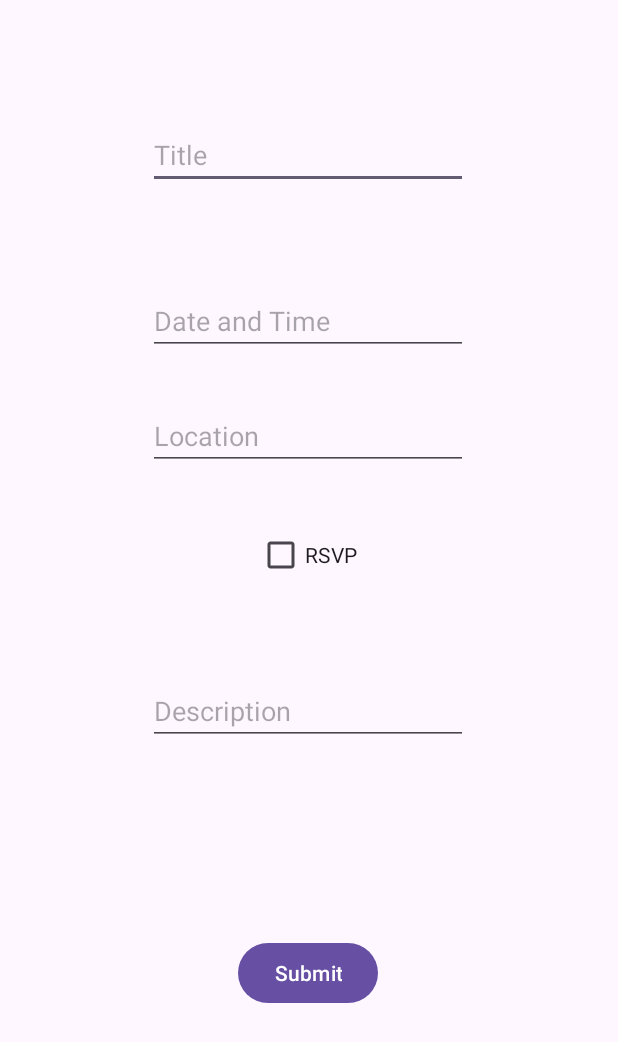
After one commit to themightygoogol/Kelowna-Hive, an Android app: the PostEvent screen opened directly, with no data from a screen before it, on a phone screen of 412 x 824 dp. The commit adds this screen. Shown: the top 1042 px of the screen. Run offline under Robolectric (Android 15) with nearby library versions, the phone set to English and light mode, and no system bars.

Commit message:
Post event added

```diff
--- a/app/src/main/AndroidManifest.xml
+++ b/app/src/main/AndroidManifest.xml
@@ -25,6 +25,7 @@
             </intent-filter>
         </activity>
         <activity android:name=".MainPageLayout" />
+        <activity android:name=".PostEvent" />
     </application>
 
 </manifest>
--- /dev/null
+++ b/app/src/main/java/com/example/kelownahiveapp/PostEvent.java
@@ -0,0 +1,97 @@
+package com.example.kelownahiveapp;
+
+import android.app.DatePickerDialog;
+import android.app.TimePickerDialog;
+import android.os.Bundle;
+import android.widget.Button;
+import android.widget.CheckBox;
+import android.widget.DatePicker;
+import android.widget.EditText;
+import android.widget.TimePicker;
+import android.widget.Toast;
+
+import androidx.activity.EdgeToEdge;
+import androidx.appcompat.app.AppCompatActivity;
+import androidx.core.graphics.Insets;
+import androidx.core.view.ViewCompat;
+import androidx.core.view.WindowInsetsCompat;
+import java.util.Calendar;
+public class PostEvent extends AppCompatActivity {
+    private EditText editTextTitle;
+    private EditText editTextDate;
+    private EditText editTextLocation;
+    private EditText editTextDescription;
+    private CheckBox checkBoxRsvp;
+    private Button buttonSubmit;
+    private int selectedYear, selectedMonth, selectedDay, selectedHour, selectedMinute;
+
+    @Override
+    protected void onCreate(Bundle savedInstanceState) {
+        super.onCreate(savedInstanceState);
+        EdgeToEdge.enable(this);
+        setContentView(R.layout.activity_post_event);
+        ViewCompat.setOnApplyWindowInsetsListener(findViewById(R.id.post_event), (v, insets) -> {
+            Insets systemBars = insets.getInsets(WindowInsetsCompat.Type.systemBars());
+            v.setPadding(systemBars.left, systemBars.top, systemBars.right, systemBars.bottom);
+            return insets;
+        });
+        editTextTitle = findViewById(R.id.editText_title);
+        editTextDate = findViewById(R.id.editText_date);
+        editTextLocation = findViewById(R.id.editText_location);
+        editTextDescription = findViewById(R.id.editText_description);
+        checkBoxRsvp = findViewById(R.id.checkBox_rsvp);
+        buttonSubmit = findViewById(R.id.button_submit);
+        editTextDate.setOnClickListener(v -> showDateTimePicker());
+
+        buttonSubmit.setOnClickListener(v -> {
+            String title = editTextTitle.getText().toString();
+            String date = editTextDate.getText().toString();
+            String location = editTextLocation.getText().toString();
+            String description = editTextDescription.getText().toString();
+            boolean isRsvp = checkBoxRsvp.isChecked();
+
+            // Display collected information (you can replace this with saving logic)
+            Toast.makeText(this, "Event: " + title +
+                            "\nDate: " + date +
+                            "\nLocation: " + location +
+                            "\nRSVP: " + (isRsvp ? "Yes" : "No") +
+                            "\nDescription: " + description,
+                    Toast.LENGTH_LONG).show();
+        });
+    }
+    private void showDateTimePicker() {
+        final Calendar calendar = Calendar.getInstance();
+
+        DatePickerDialog datePickerDialog = new DatePickerDialog(
+                this,
+                (DatePicker view, int year, int month, int dayOfMonth) -> {
+                    selectedYear = year;
+                    selectedMonth = month;
+                    selectedDay = dayOfMonth;
+
+                    TimePickerDialog timePickerDialog = new TimePickerDialog(
+                            PostEvent.this,
+                            (TimePicker timeView, int hourOfDay, int minute) -> {
+                                selectedHour = hourOfDay;
+                                selectedMinute = minute;
+
+                                String formatted = String.format("%04d-%02d-%02d %02d:%02d",
+                                        selectedYear, selectedMonth + 1, selectedDay,
+                                        selectedHour, selectedMinute);
+                                editTextDate.setText(formatted);
+
+                            },
+                            calendar.get(Calendar.HOUR_OF_DAY),
+                            calendar.get(Calendar.MINUTE),
+                            true
+                    );
+                    timePickerDialog.show();
+                },
+                calendar.get(Calendar.YEAR),
+                calendar.get(Calendar.MONTH),
+                calendar.get(Calendar.DAY_OF_MONTH)
+        );
+
+        datePickerDialog.show();
+    }
+}
--- /dev/null
+++ b/app/src/main/res/layout/activity_post_event.xml
@@ -0,0 +1,89 @@
+<?xml version="1.0" encoding="utf-8"?>
+<androidx.constraintlayout.widget.ConstraintLayout xmlns:android="http://schemas.android.com/apk/res/android"
+    xmlns:app="http://schemas.android.com/apk/res-auto"
+    xmlns:tools="http://schemas.android.com/tools"
+    android:id="@+id/post_event"
+    android:layout_width="match_parent"
+    android:layout_height="match_parent">
+
+
+    <EditText
+        android:id="@+id/editText_title"
+        android:layout_width="wrap_content"
+        android:layout_height="wrap_content"
+        android:ems="10"
+        android:hint="Title"
+        android:inputType="text"
+        app:layout_constraintBottom_toBottomOf="parent"
+        app:layout_constraintEnd_toEndOf="parent"
+        app:layout_constraintHorizontal_bias="0.497"
+        app:layout_constraintStart_toStartOf="parent"
+        app:layout_constraintTop_toTopOf="parent"
+        app:layout_constraintVertical_bias="0.104" />
+
+    <EditText
+        android:id="@+id/editText_date"
+        android:layout_width="wrap_content"
+        android:layout_height="wrap_content"
+        android:ems="10"
+        android:hint="Date and Time"
+        android:inputType="datetime"
+        app:layout_constraintBottom_toBottomOf="parent"
+        app:layout_constraintEnd_toEndOf="parent"
+        app:layout_constraintHorizontal_bias="0.497"
+        app:layout_constraintStart_toStartOf="parent"
+        app:layout_constraintTop_toTopOf="parent"
+        app:layout_constraintVertical_bias="0.246" />
+
+    <EditText
+        android:id="@+id/editText_location"
+        android:layout_width="wrap_content"
+        android:layout_height="wrap_content"
+        android:ems="10"
+        android:hint="Location"
+        android:inputType="text"
+        app:layout_constraintBottom_toBottomOf="parent"
+        app:layout_constraintEnd_toEndOf="parent"
+        app:layout_constraintHorizontal_bias="0.497"
+        app:layout_constraintStart_toStartOf="parent"
+        app:layout_constraintTop_toTopOf="parent"
+        app:layout_constraintVertical_bias="0.344" />
+
+    <CheckBox
+        android:id="@+id/checkBox_rsvp"
+        android:layout_width="wrap_content"
+        android:layout_height="wrap_content"
+        android:text="RSVP"
+        app:layout_constraintBottom_toBottomOf="parent"
+        app:layout_constraintEnd_toEndOf="parent"
+        app:layout_constraintHorizontal_bias="0.498"
+        app:layout_constraintStart_toStartOf="parent"
+        app:layout_constraintTop_toTopOf="parent"
+        app:layout_constraintVertical_bias="0.446" />
+
+    <EditText
+        android:id="@+id/editText_description"
+        android:layout_width="wrap_content"
+        android:layout_height="wrap_content"
+        android:ems="10"
+        android:inputType="text"
+        android:hint="Description"
+        app:layout_constraintBottom_toBottomOf="parent"
+        app:layout_constraintEnd_toEndOf="parent"
+        app:layout_constraintHorizontal_bias="0.497"
+        app:layout_constraintStart_toStartOf="parent"
+        app:layout_constraintTop_toTopOf="parent"
+        app:layout_constraintVertical_bias="0.58" />
+
+    <Button
+        android:id="@+id/button_submit"
+        android:layout_width="wrap_content"
+        android:layout_height="wrap_content"
+        android:text="Submit"
+        app:layout_constraintBottom_toBottomOf="parent"
+        app:layout_constraintEnd_toEndOf="parent"
+        app:layout_constraintHorizontal_bias="0.498"
+        app:layout_constraintStart_toStartOf="parent"
+        app:layout_constraintTop_toTopOf="parent"
+        app:layout_constraintVertical_bias="0.805" />
+</androidx.constraintlayout.widget.ConstraintLayout>
```
Also changed, not shown: app/src/main/java/com/example/kelownahiveapp/MainActivity.java (+8 -0 lines), app/src/main/res/layout/activity_main.xml (+13 -0 lines).
